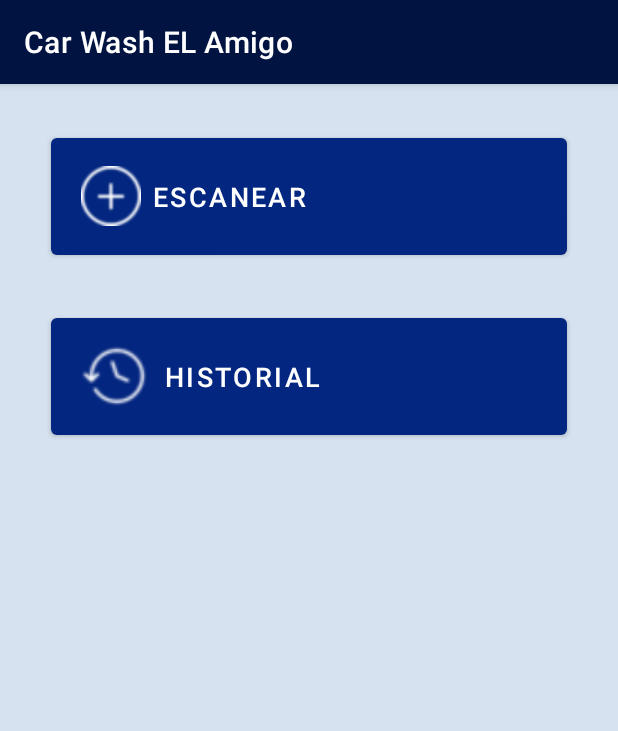
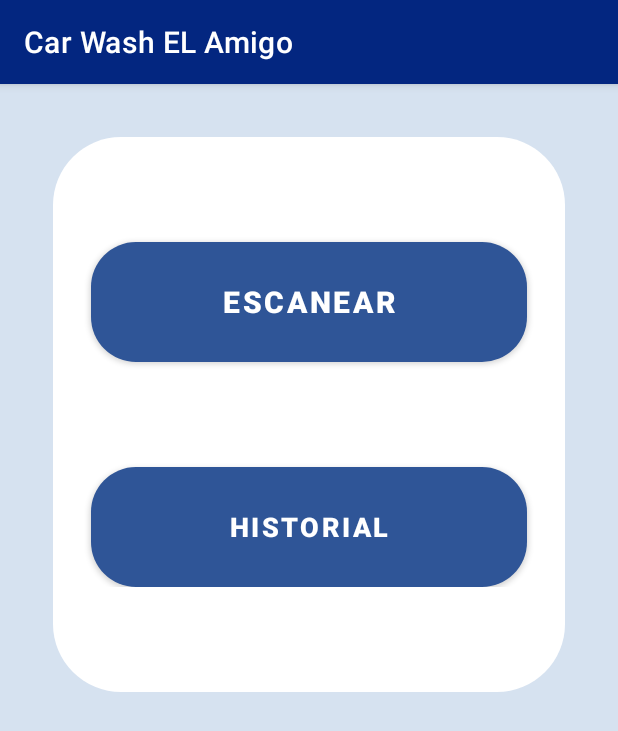
Before and after one commit to DevJonatanMorales/CarWashElAmigo, an Android app: the screen it shows after launch (MainActivity), on a phone screen of 412 x 824 dp. Shown: the top 731 px of the screen. Run offline under Robolectric (Android 15) with nearby library versions, the phone set to English and light mode, and no system bars; libraries missing offline, so code that uses them is left out: com.google.zxing.integration.

Commit message:
mejorando el deseno, todo funciona solo falta mostrar historial

```diff
--- /dev/null
+++ b/app/src/main/res/drawable/fondo_radondeado.xml
@@ -0,0 +1,16 @@
+<?xml version="1.0" encoding="utf-8"?>
+<shape xmlns:android="http://schemas.android.com/apk/res/android">
+
+    <solid
+        android:color="#FFFFFF"
+        android:paddingTop="25dp"
+        android:paddingBottom="25dp"
+        android:paddingLeft="15dp"
+        android:paddingRight="15dp"
+        />
+
+    <corners
+        android:radius="45dp"
+        />
+
+</shape>
--- /dev/null
+++ b/app/src/main/res/drawable/styles_btn.xml
@@ -0,0 +1,11 @@
+<?xml version="1.0" encoding="utf-8"?>
+<shape xmlns:android="http://schemas.android.com/apk/res/android">
+
+    <solid
+        android:color="#2F5597"
+        />
+
+    <corners
+        android:radius="30dp"
+        />
+</shape>
--- a/app/src/main/res/layout/activity_main.xml
+++ b/app/src/main/res/layout/activity_main.xml
@@ -13,47 +13,43 @@
         android:layout_height="match_parent">
 
         <LinearLayout
+            android:layout_marginTop="35dp"
+            android:layout_marginLeft="35dp"
+            android:layout_marginRight="35dp"
+            android:layout_marginBottom="35dp"
+            android:paddingBottom="70dp"
+            android:gravity="center"
             android:layout_width="match_parent"
-            android:layout_height="wrap_content"
+            android:layout_height="match_parent"
+            android:background="@drawable/fondo_radondeado"
             android:orientation="vertical" >
 
 
             <Button
                 android:id="@+id/btnPlaca"
                 android:layout_width="match_parent"
-                android:layout_height="90dp"
-                android:layout_marginStart="34dp"
-                android:layout_marginTop="30dp"
-                android:layout_marginEnd="34dp"
-                android:gravity="left|center_vertical"
-                android:paddingLeft="20dp"
+                android:layout_height="80dp"
+                android:layout_marginLeft="25dp"
+                android:layout_marginTop="70dp"
+                android:layout_marginRight="25dp"
+                android:background="@drawable/styles_btn"
+                app:backgroundTint="@color/Azul"
                 android:text="@string/btnCobro"
-                android:textSize="18sp"
-                app:backgroundTint="@color/backgroundBtn"
-                app:icon="@drawable/icon_agregar"
-                app:iconGravity="start"
-                app:iconSize="40dp"
-                app:iconTint="@color/white"
-                app:layout_constraintBottom_toTopOf="@+id/btnHistorial"
-                app:layout_constraintEnd_toEndOf="parent"
-                app:layout_constraintStart_toStartOf="parent"
-                app:layout_constraintTop_toTopOf="parent"
-                tools:ignore="TextContrastCheck" />
+                android:textSize="20sp"
+                android:textStyle="bold"/>
 
             <Button
                 android:id="@+id/btnHistorial"
                 android:layout_width="match_parent"
-                android:layout_height="90dp"
-                android:layout_marginStart="34dp"
-                android:layout_marginTop="30dp"
-                android:layout_marginEnd="34dp"
-                android:gravity="left|center_vertical"
-                android:paddingLeft="20dp"
+                android:layout_height="80dp"
+                android:layout_marginLeft="25dp"
+                android:layout_marginTop="70dp"
+                android:layout_marginRight="25dp"
+                android:background="@drawable/styles_btn"
+                app:backgroundTint="@color/Azul"
                 android:text="@string/btnHistorial"
                 android:textSize="18sp"
-                app:backgroundTint="@color/backgroundBtn"
-                app:icon="@drawable/icon_history"
-                app:iconSize="48dp"
+                android:textStyle="bold"
                 app:layout_constraintBottom_toTopOf="@+id/btnConfig"
                 app:layout_constraintEnd_toEndOf="parent"
                 app:layout_constraintStart_toStartOf="parent"
--- a/app/src/main/res/values-night/themes.xml
+++ b/app/src/main/res/values-night/themes.xml
@@ -8,7 +8,7 @@
         <!-- Secondary brand color. -->
         <item name="colorSecondary">@color/gris</item>
         <item name="colorSecondaryVariant">@color/white</item>
-        <item name="colorOnSecondary">@color/black</item>
+        <item name="colorOnSecondary">@color/Azulnegro</item>
         <!-- Status bar color. -->
         <item name="android:statusBarColor" tools:targetApi="l">?attr/colorPrimaryVariant</item>
         <!-- Customize your theme here. -->
--- a/app/src/main/res/values/colors.xml
+++ b/app/src/main/res/values/colors.xml
@@ -7,13 +7,11 @@
     <color name="backgroundBtn">#032680</color>
     <color name="barra">#032680</color>
     <color name="barraName">#011340</color>
-    <!-- colores infor -->
-    <color name="alerta">#DC3848</color>
-    <color name="info">#17A2B8</color>
-    <color name="advertencia">#FFC107</color>
-    <color name="exito">#28A745</color>
     <!-- otros -->
-    <color name="gris">#064EFE</color>
+    <color name="rojo">#DC3545</color>
     <color name="white">#FFFFFF</color>
-    <color name="black">#FF000000</color>
+    <color name="gris">#F2F4F5</color>
+    <color name="AzulPlalido">#064EFE</color>
+    <color name="Azul">#2F5597</color>
+    <color name="Azulnegro">#032680</color>
 </resources>
--- a/app/src/main/res/values/strings.xml
+++ b/app/src/main/res/values/strings.xml
@@ -16,7 +16,7 @@
     <string name="etxtPrecio">Ingrese el precio</string>
     <string name="etxtDecueno">Ingrese descuento</string>
     <string name="etxtTotal">Total a pagar: $0.00</string>
-    <string name="btnCalcular">Calcular Pago</string>
+    <string name="btnCalcular">Calcular</string>
     <string name="btnGuardar">Guardar</string>
     <string name="btnImprimir">Imprimir</string>
 
--- a/app/src/main/res/values/themes.xml
+++ b/app/src/main/res/values/themes.xml
@@ -2,13 +2,13 @@
     <!-- Base application theme. -->
     <style name="Theme.CarWashELAmigo" parent="Theme.MaterialComponents.DayNight.DarkActionBar">
         <!-- Primary brand color. -->
-        <item name="colorPrimary">@color/barraName</item>
-        <item name="colorPrimaryVariant">@color/barra</item>
+        <item name="colorPrimary">@color/Azulnegro</item>
+        <item name="colorPrimaryVariant">@color/Azul</item>
         <item name="colorOnPrimary">@color/white</item>
         <!-- Secondary brand color. -->
-        <item name="colorSecondary">@color/gris</item>
+        <item name="colorSecondary">@color/Azulnegro</item>
         <item name="colorSecondaryVariant">@color/white</item>
-        <item name="colorOnSecondary">@color/black</item>
+        <item name="colorOnSecondary">@color/Azul</item>
         <!-- Status bar color. -->
         <item name="android:statusBarColor" tools:targetApi="l">?attr/colorPrimaryVariant</item>
         <!-- Customize your theme here. -->
```
Also changed, not shown: app/src/main/res/drawable/fondo_etxt.xml (added, +16 -0 lines), app/src/main/res/drawable/fondo_semi_redondeado.xml (added, +17 -0 lines), app/src/main/res/layout/activity_escanear_placa.xml (+26 -26 lines), app/src/main/res/layout/activity_escaneo_manual.xml (+19 -13 lines), app/src/main/res/layout/activity_factura.xml (+53 -24 lines), app/src/main/res/layout/activity_historial.xml (+23 -15 lines).
